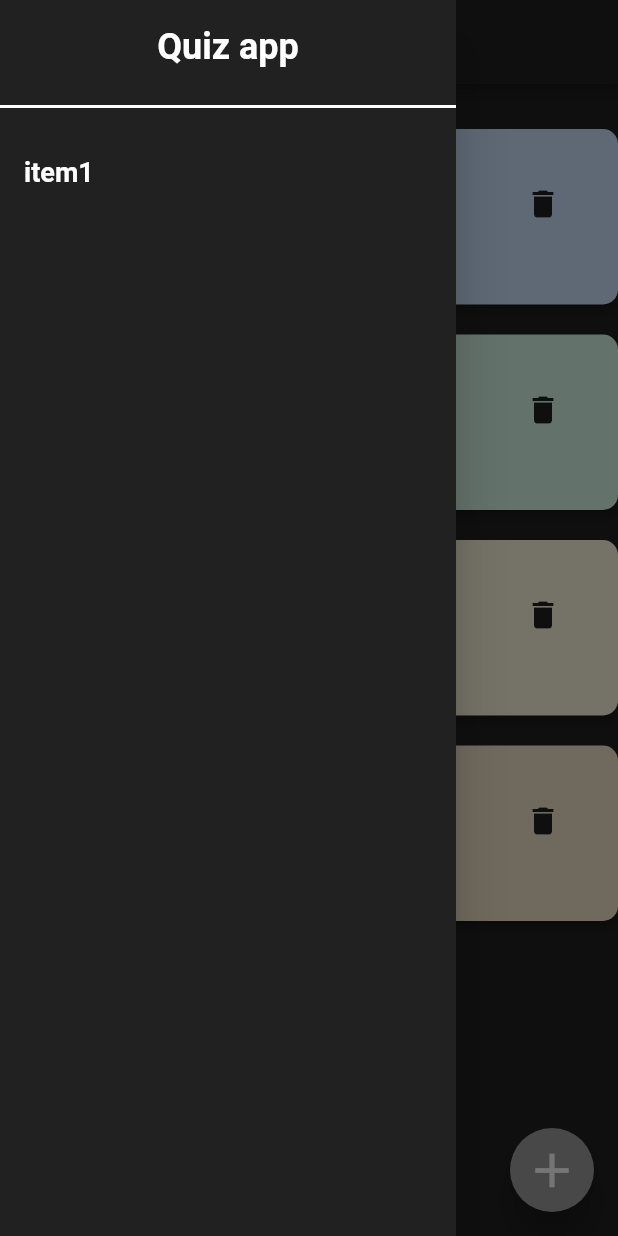
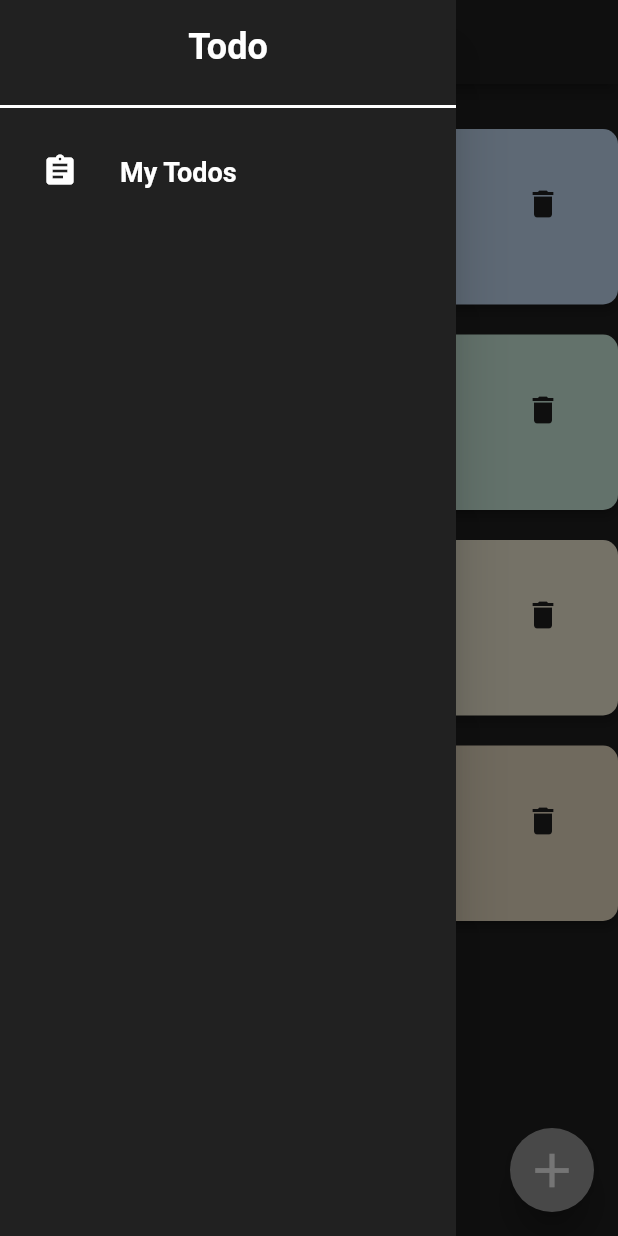
Before and after one commit to eycis/todo, a Flutter app: the screen it shows after launch, with the side drawer open, on a phone screen of 412 x 824 dp. Run offline on Flutter 3.47's test engine with Material 2 defaults, Android fonts, the phone set to English and light mode, and no system bars.

Commit message:
sat edits

```diff
--- a/lib/main.dart
+++ b/lib/main.dart
@@ -1,5 +1,6 @@
 import 'package:flutter/material.dart';
 import 'screens/main_screen.dart';
+import 'package:todo/screens/drawer.dart';
 
 void main() {
   runApp(const MyApp());
@@ -11,9 +12,11 @@ class MyApp extends StatelessWidget {
   // This widget is the root of your application.
   @override
   Widget build(BuildContext context) {
-    return const MaterialApp(
-      debugShowCheckedModeBanner: false,
-      home: MainScreen(),
-    );
+    return MaterialApp(
+        debugShowCheckedModeBanner: false,
+        home: Scaffold(
+          body: MainScreen(),
+          drawer: MyDrawer(),
+        ));
   }
 }
--- /dev/null
+++ b/lib/screens/drawer.dart
@@ -0,0 +1,40 @@
+import 'package:flutter/material.dart';
+import 'package:todo/constants/styles.dart';
+import 'package:todo/constants/text_styles.dart';
+import 'package:todo/screens/main_screen.dart';
+
+class MyDrawer extends StatelessWidget {
+  @override
+  Widget build(BuildContext context) {
+    return Drawer(
+      backgroundColor: AppPalette.black,
+      child: ListView(
+        children: [
+          ListTile(
+            title: Text(
+              'Todo',
+              style: title_drawer_text,
+              textAlign: TextAlign.center,
+            ),
+          ),
+          const Divider(
+            color: AppPalette.white,
+            thickness: 2,
+            height: 30,
+          ),
+          ListTile(
+            //TODO: button z celého listtile.
+            title: Text('My Todos', style: drawer_text),
+            leading: IconButton(
+              icon: Icon(Icons.assignment),
+              color: AppPalette.white,
+              onPressed: () {
+                Navigator.pop(context);
+              },
+            ),
+          ),
+        ],
+      ),
+    );
+  }
+}
--- a/lib/screens/main_screen.dart
+++ b/lib/screens/main_screen.dart
@@ -5,9 +5,11 @@ import 'package:intl/intl.dart';
 import 'package:todo/constants/randoms.dart';
 import 'package:todo/constants/styles.dart';
 import 'package:todo/screens/app_bar.dart';
+import 'package:todo/screens/drawer.dart';
 import 'package:todo/screens/edit_todo.dart';
 import 'package:todo/todo_mockups/mockup.dart';
 import 'package:todo/constants/text_styles.dart';
+import 'package:todo/screens/drawer.dart';
 
 class MainScreen extends StatefulWidget {
   const MainScreen({super.key});
@@ -32,28 +34,7 @@ class _MainScreenState extends State<MainScreen> {
   Widget build(BuildContext context) {
     return Scaffold(
       backgroundColor: AppPalette.black,
-      drawer: Drawer(
-          backgroundColor: AppPalette.black,
-          child: ListView(
-            children: [
-              ListTile(
-                title: Text(
-                  'Quiz app', // Sem přidejte text nad "item1"
-                  style: title_drawer_text,
-                  textAlign: TextAlign.center,
-                ),
-              ),
-              const Divider(
-                color: AppPalette.white,
-                thickness: 2,
-                height: 30, // Upravte podle potřeby
-              ),
-              ListTile(
-                title: Text('item1', style: drawer_text),
-                onTap: () {},
-              )
-            ],
-          )),
+      drawer: MyDrawer(),
       appBar: CustomAppBar(),
       body: ListView.builder(
         padding: EdgeInsets.only(top: 30),
```
